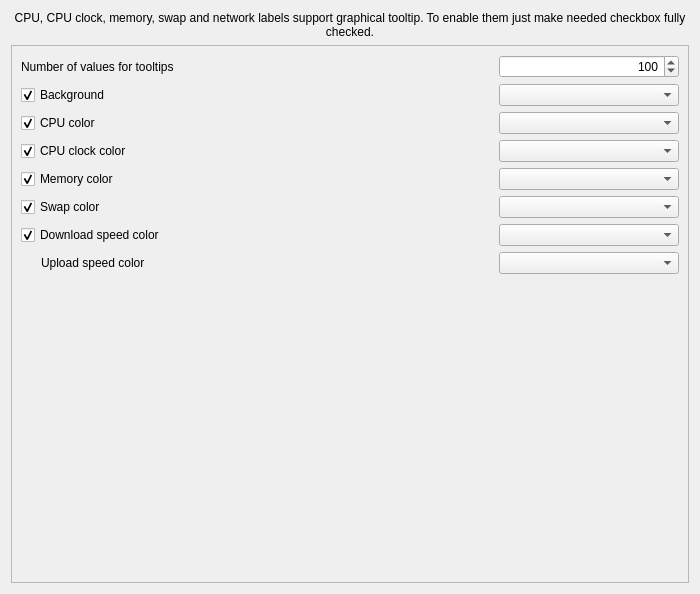
First picture: the form in sources/awesome-widget/tooltipconfig.ui, repository arcan1s/awesome-widgets, before the edit.
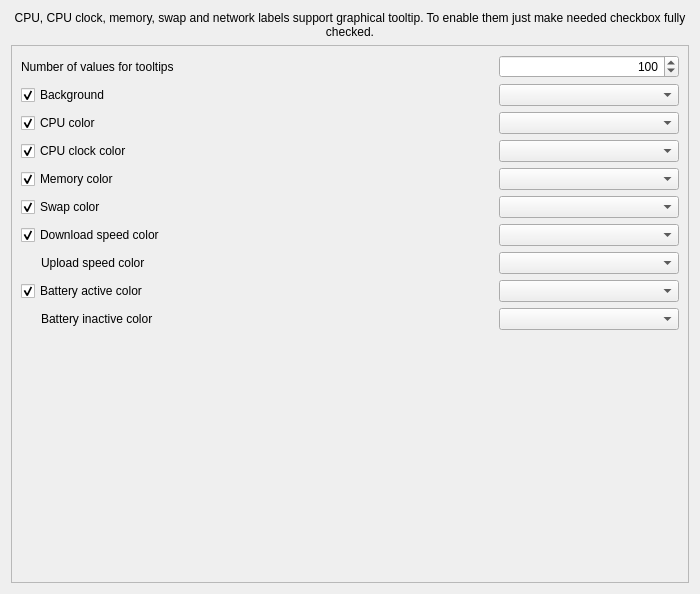
Second picture: the form after the edit. Custom widgets are drawn as their Qt base class.

Commit message: add support of battery tooltip

```diff
--- a/sources/awesome-widget/tooltipconfig.ui
+++ b/sources/awesome-widget/tooltipconfig.ui
@@ -429,6 +429,105 @@
          </item>
         </layout>
        </item>
+       <item>
+        <layout class="QHBoxLayout" name="layout_batteryColor">
+         <item>
+          <widget class="QCheckBox" name="checkBox_battery">
+           <property name="minimumSize">
+            <size>
+             <width>200</width>
+             <height>0</height>
+            </size>
+           </property>
+           <property name="text">
+            <string>Battery active color</string>
+           </property>
+           <property name="checked">
+            <bool>true</bool>
+           </property>
+          </widget>
+         </item>
+         <item>
+          <spacer name="spacer_batteryColor">
+           <property name="orientation">
+            <enum>Qt::Horizontal</enum>
+           </property>
+           <property name="sizeHint" stdset="0">
+            <size>
+             <width>40</width>
+             <height>20</height>
+            </size>
+           </property>
+          </spacer>
+         </item>
+         <item>
+          <widget class="KColorCombo" name="kcolorcombo_battery">
+           <property name="minimumSize">
+            <size>
+             <width>180</width>
+             <height>0</height>
+            </size>
+           </property>
+          </widget>
+         </item>
+        </layout>
+       </item>
+       <item>
+        <layout class="QHBoxLayout" name="layout_batteryInColor">
+         <item>
+          <spacer name="space_batteryIn">
+           <property name="orientation">
+            <enum>Qt::Horizontal</enum>
+           </property>
+           <property name="sizeType">
+            <enum>QSizePolicy::Fixed</enum>
+           </property>
+           <property name="sizeHint" stdset="0">
+            <size>
+             <width>20</width>
+             <height>20</height>
+            </size>
+           </property>
+          </spacer>
+         </item>
+         <item>
+          <widget class="QLabel" name="label_batteryIn">
+           <property name="minimumSize">
+            <size>
+             <width>180</width>
+             <height>0</height>
+            </size>
+           </property>
+           <property name="text">
+            <string>Battery inactive color</string>
+           </property>
+          </widget>
+         </item>
+         <item>
+          <spacer name="spacer_batteryInColor">
+           <property name="orientation">
+            <enum>Qt::Horizontal</enum>
+           </property>
+           <property name="sizeHint" stdset="0">
+            <size>
+             <width>40</width>
+             <height>20</height>
+            </size>
+           </property>
+          </spacer>
+         </item>
+         <item>
+          <widget class="KColorCombo" name="kcolorcombo_batteryIn">
+           <property name="minimumSize">
+            <size>
+             <width>180</width>
+             <height>0</height>
+            </size>
+           </property>
+          </widget>
+         </item>
+        </layout>
+       </item>
        <item>
         <spacer name="spacer_tooltip">
          <property name="orientation">
```
The commit also changes 3 other files.
